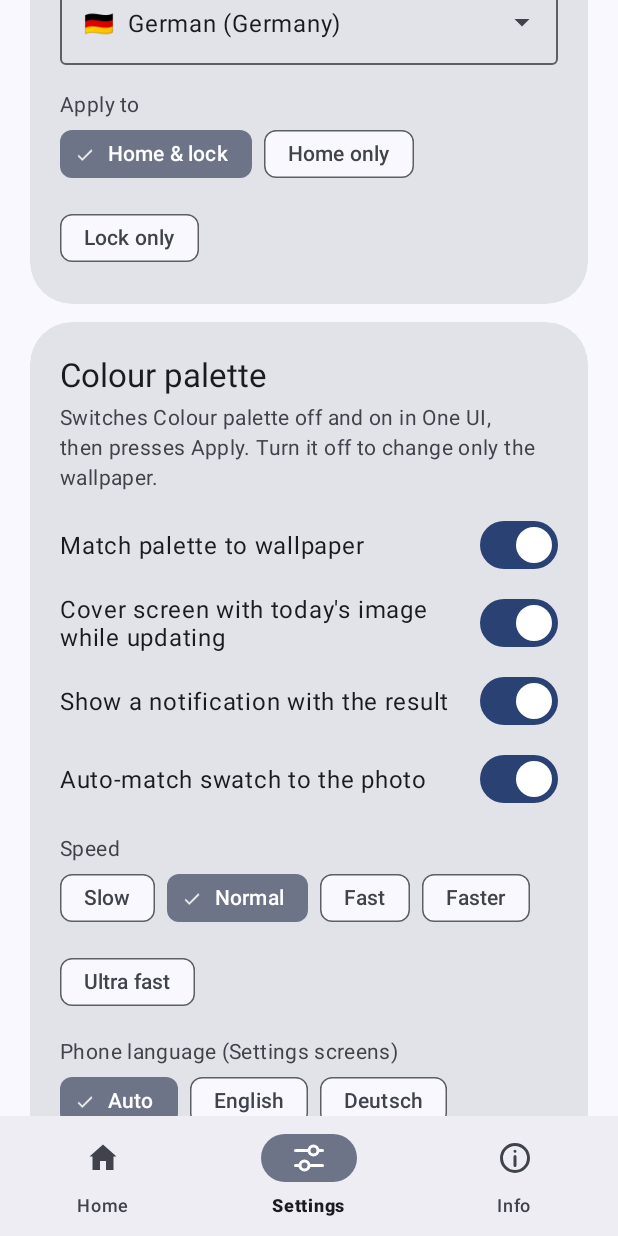
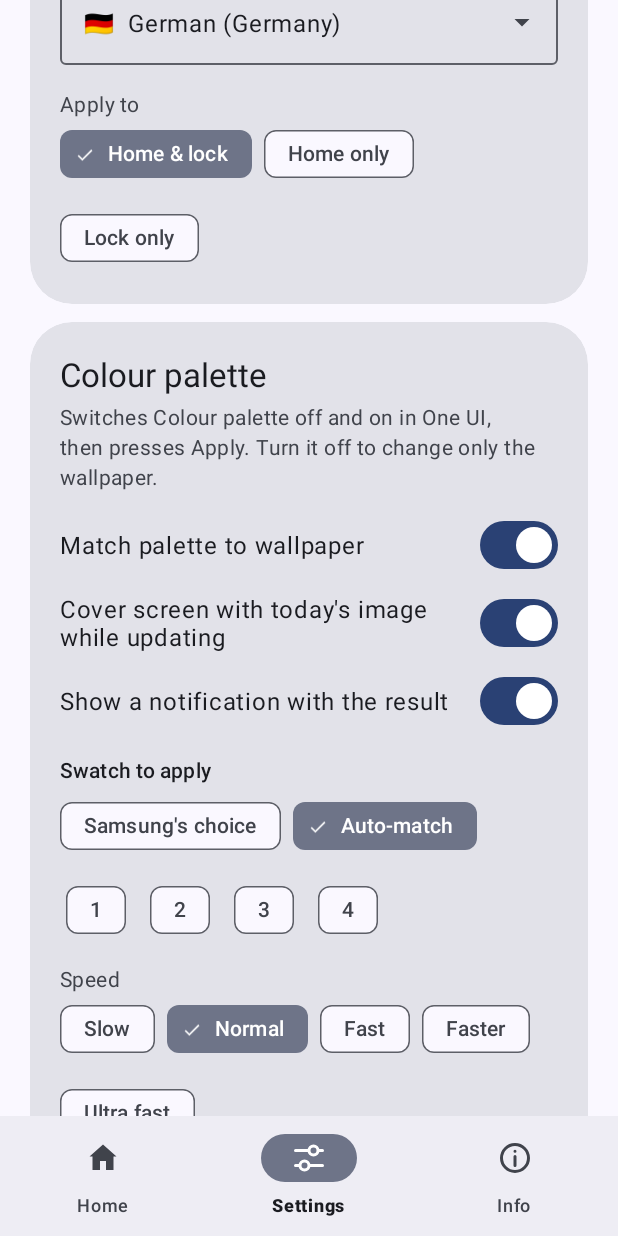
Before and after one commit to Androsx92/BingPalette, an Android app: the screen it shows after launch (MainActivity), item 2 of the bottom bar chosen, scrolled down 520 dp, on a phone screen of 412 x 824 dp. Run offline under Robolectric (Android 15) with nearby library versions, the phone set to English and light mode, and no system bars; libraries missing offline, so code that uses them is left out: androidx.palette.graphics; network calls fail.

Commit message:
Add files via upload

```diff
--- a/app/build.gradle.kts
+++ b/app/build.gradle.kts
@@ -13,8 +13,8 @@ android {
         applicationId = "app.bingpalette"
         minSdk = 29
         targetSdk = 34
-        versionCode = 23
-        versionName = "2.5.0"
+        versionCode = 24
+        versionName = "2.5.1"
         buildConfigField("String", "BUILD_DATE", "\"${LocalDate.now()}\"")
     }
 
--- a/app/src/main/java/app/bingpalette/MainActivity.kt
+++ b/app/src/main/java/app/bingpalette/MainActivity.kt
@@ -175,6 +175,7 @@ class MainActivity : AppCompatActivity() {
             if (prefs.getString("pause_day", "") == today) prefs.edit().remove("pause_day").apply()
             else prefs.edit().putString("pause_day", today).apply()
             refreshPause()
+            RunTileService.refresh(this)
         }
         findViewById<MaterialButton>(R.id.clearLogButton).setOnClickListener {
             prefs.edit().remove("log").apply()
@@ -598,9 +599,12 @@ class MainActivity : AppCompatActivity() {
         }
         if (notifySwitch.isChecked) askNotificationPermission()
 
-        val matchSwitch = findViewById<MaterialSwitch>(R.id.automatchSwitch)
-        matchSwitch.isChecked = prefs.getBoolean("automatch", true)
-        matchSwitch.setOnCheckedChangeListener { _, on -> prefs.edit().putBoolean("automatch", on).apply() }
+        // swatch_mode: 0 = Samsung's choice, 1 = auto-match, 2..5 = always swatch 1..4
+        bindChips(
+            R.id.swatchGroup, "swatch_mode",
+            listOf(R.id.chipSwSamsung, R.id.chipSwAuto, R.id.chipSw1, R.id.chipSw2, R.id.chipSw3, R.id.chipSw4),
+            if (prefs.getBoolean("automatch", true)) 1 else 0
+        )
 
         // App icon: Light / Dark = enable one of the two launcher aliases
         val iconGroup = findViewById<ChipGroup>(R.id.iconGroup)
--- a/app/src/main/res/layout/activity_main.xml
+++ b/app/src/main/res/layout/activity_main.xml
@@ -503,13 +503,64 @@
                             android:text="@string/notify_switch"
                             android:textAppearance="?attr/textAppearanceBodyLarge" />
 
-                        <com.google.android.material.materialswitch.MaterialSwitch
-                            android:id="@+id/automatchSwitch"
+                        <TextView
+                            android:layout_width="wrap_content"
+                            android:layout_height="wrap_content"
+                            android:layout_marginTop="12dp"
+                            android:text="@string/swatch_choice"
+                            android:textAppearance="?attr/textAppearanceTitleSmall"
+                            android:textColor="?attr/colorOnSurface" />
+
+                        <com.google.android.material.chip.ChipGroup
+                            android:id="@+id/swatchGroup"
                             android:layout_width="match_parent"
                             android:layout_height="wrap_content"
                             android:layout_marginTop="4dp"
-                            android:text="@string/automatch_switch"
-                            android:textAppearance="?attr/textAppearanceBodyLarge" />
+                            app:selectionRequired="true"
+                            app:singleSelection="true">
+
+                            <com.google.android.material.chip.Chip
+                                android:id="@+id/chipSwSamsung"
+                                style="@style/Widget.Material3.Chip.Filter"
+                                android:layout_width="wrap_content"
+                                android:layout_height="wrap_content"
+                                android:text="@string/swatch_samsung" />
+
+                            <com.google.android.material.chip.Chip
+                                android:id="@+id/chipSwAuto"
+                                style="@style/Widget.Material3.Chip.Filter"
+                                android:layout_width="wrap_content"
+                                android:layout_height="wrap_content"
+                                android:text="@string/swatch_auto" />
+
+                            <com.google.android.material.chip.Chip
+                                android:id="@+id/chipSw1"
+                                style="@style/Widget.Material3.Chip.Filter"
+                                android:layout_width="wrap_content"
+                                android:layout_height="wrap_content"
+                                android:text="1" />
+
+                            <com.google.android.material.chip.Chip
+                                android:id="@+id/chipSw2"
+                                style="@style/Widget.Material3.Chip.Filter"
+                                android:layout_width="wrap_content"
+                                android:layout_height="wrap_content"
+                                android:text="2" />
+
+                            <com.google.android.material.chip.Chip
+                                android:id="@+id/chipSw3"
+                                style="@style/Widget.Material3.Chip.Filter"
+                                android:layout_width="wrap_content"
+                                android:layout_height="wrap_content"
+                                android:text="3" />
+
+                            <com.google.android.material.chip.Chip
+                                android:id="@+id/chipSw4"
+                                style="@style/Widget.Material3.Chip.Filter"
+                                android:layout_width="wrap_content"
+                                android:layout_height="wrap_content"
+                                android:text="4" />
+                        </com.google.android.material.chip.ChipGroup>
 
                         <TextView
                             android:layout_width="wrap_content"
--- a/app/src/main/res/values/strings.xml
+++ b/app/src/main/res/values/strings.xml
@@ -123,4 +123,9 @@
     <string name="icon_light">Light</string>
     <string name="icon_dark">Dark</string>
     <string name="icon_hint">After switching, the icon may disappear from your home screen. If it doesn\'t come back, add it again from the app drawer.</string>
+    <string name="swatch_choice">Swatch to apply</string>
+    <string name="swatch_samsung">Samsung\'s choice</string>
+    <string name="swatch_auto">Auto-match</string>
+    <string name="am_fixed">Fixed swatch: colour %1$d</string>
+    <string name="tile_paused">Paused today</string>
 </resources>
```
Also changed, not shown: app/src/main/AndroidManifest.xml (+11 -0 lines), app/src/main/java/app/bingpalette/PaletteService.kt (+12 -3 lines), app/src/main/java/app/bingpalette/PauseToggleActivity.kt (added, +22 -0 lines), app/src/main/java/app/bingpalette/RunTileService.kt (+20 -1 lines), app/src/main/res/drawable-nodpi/icon_mono.png, 2 other files.
